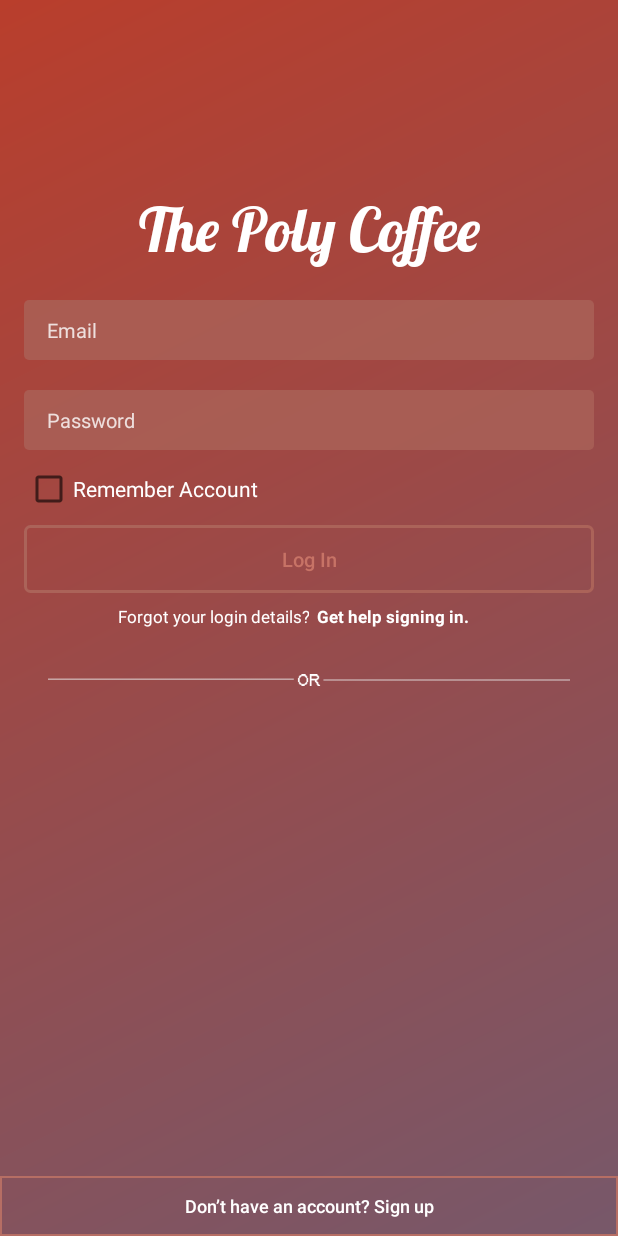
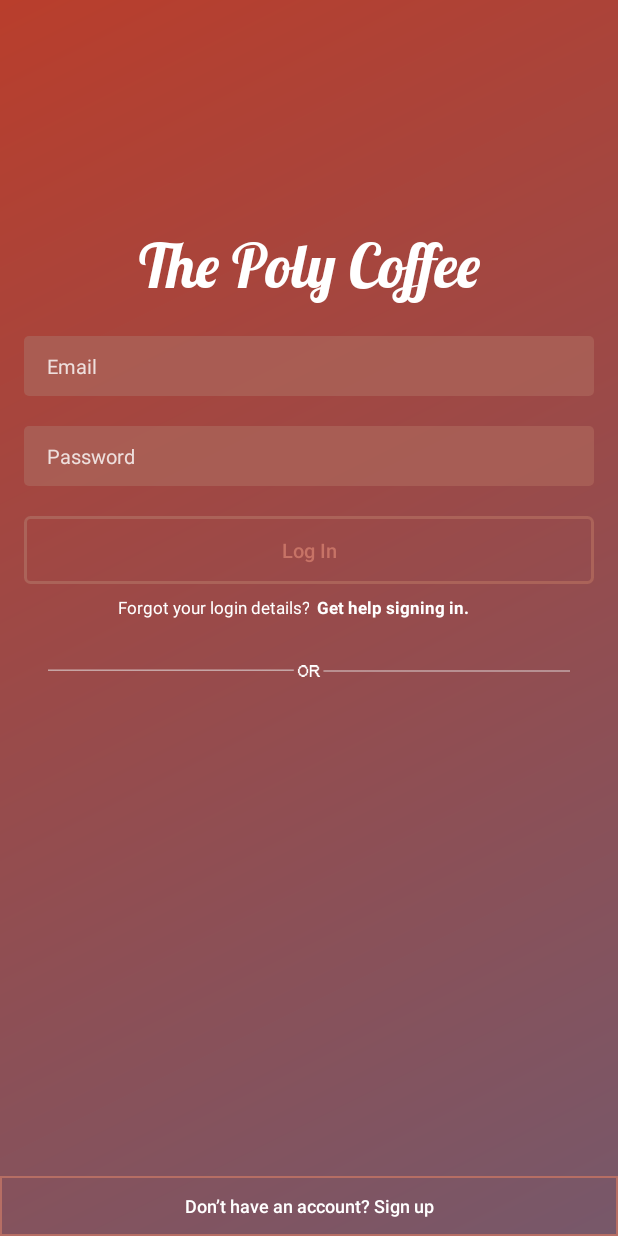
Before and after one commit to anhto611/ThePolyCoffee, an Android app: the screen it shows after launch (LoginScreen), on a phone screen of 412 x 824 dp. Run offline under Robolectric (Android 15) with nearby library versions, the phone set to English and light mode, and no system bars; our stand-ins replace Firebase (no records; nobody signed in at launch, a user with empty details on screens opened directly); libraries missing offline, so code that uses them is left out: cc.cloudist.acplibrary, com.facebook, com.facebook.appevents, com.facebook.login; plain views replace LoginButton; 7 statements that could not run were skipped.

Commit message:
Remove SharedPreferences Remember Account. Update: moveToHome user login

```diff
--- a/app/src/main/java/com/project/pro112/hydrateam/thepolycoffee/userscreen/ForgetPasswordScreen.java
+++ b/app/src/main/java/com/project/pro112/hydrateam/thepolycoffee/userscreen/ForgetPasswordScreen.java
@@ -8,7 +8,6 @@ import android.support.annotation.NonNull;
 import android.support.v7.app.AppCompatActivity;
 import android.text.TextUtils;
 import android.view.View;
-import android.view.WindowManager;
 import android.widget.Button;
 import android.widget.EditText;
 import android.widget.TextView;
@@ -33,7 +32,6 @@ public class ForgetPasswordScreen extends AppCompatActivity {
     protected void onCreate(Bundle savedInstanceState) {
         super.onCreate(savedInstanceState);
         setContentView(R.layout.activity_forget_password_screen);
-        this.getWindow().setFlags(WindowManager.LayoutParams.FLAG_FULLSCREEN, WindowManager.LayoutParams.FLAG_FULLSCREEN);
 
         initView();
         mAuth = FirebaseAuth.getInstance();
--- a/app/src/main/java/com/project/pro112/hydrateam/thepolycoffee/userscreen/LoginScreen.java
+++ b/app/src/main/java/com/project/pro112/hydrateam/thepolycoffee/userscreen/LoginScreen.java
@@ -1,7 +1,6 @@
 package com.project.pro112.hydrateam.thepolycoffee.userscreen;
 
 import android.content.Intent;
-import android.content.SharedPreferences;
 import android.graphics.Color;
 import android.graphics.Typeface;
 import android.os.Bundle;
@@ -10,9 +9,7 @@ import android.support.v7.app.AppCompatActivity;
 import android.text.TextUtils;
 import android.util.Log;
 import android.view.View;
-import android.view.WindowManager;
 import android.widget.Button;
-import android.widget.CheckBox;
 import android.widget.EditText;
 import android.widget.TextView;
 import android.widget.Toast;
@@ -50,10 +47,8 @@ public class LoginScreen extends AppCompatActivity {
     TextView txtLogoApp;
     EditText edtEmailLogin, edtPasswordLogin;
     TextView txtforgetPassword;
-    Button btnLogin, btnSignUp, btnLoginFacebook;
+    Button btnLogin, btnSignUp;
     ACProgressPie progressPie;
-    CheckBox checkBoxRemember;
-    SharedPreferences sharedPreferences;
 
     String TAG = "MainActivity";
     //Đối tượng Nhận Thông Tin Facebook Của Người Dùng:
@@ -64,18 +59,31 @@ public class LoginScreen extends AppCompatActivity {
     private AccessToken accessToken;
     private LoginButton loginButton;
     private FirebaseAuth mAuth;
+    private FirebaseAuth.AuthStateListener mAuthStateListener;
 
     @Override
     protected void onCreate(Bundle savedInstanceState) {
         super.onCreate(savedInstanceState);
         FacebookSdk.sdkInitialize(getApplicationContext());
         AppEventsLogger.activateApp(this);
-        this.getWindow().setFlags(WindowManager.LayoutParams.FLAG_FULLSCREEN, WindowManager.LayoutParams.FLAG_FULLSCREEN);
         setContentView(R.layout.screen_login);
 
 
         //Khởi tạo Firebase:
         mAuth = FirebaseAuth.getInstance();
+        mAuthStateListener = new FirebaseAuth.AuthStateListener() {
+            @Override
+            public void onAuthStateChanged(@NonNull FirebaseAuth firebaseAuth) {
+                //Checking User:
+                FirebaseUser user = firebaseAuth.getCurrentUser();
+
+                if (user != null) {
+                    Intent moveToHome = new Intent(LoginScreen.this, MainHome.class);
+                    moveToHome.addFlags(Intent.FLAG_ACTIVITY_CLEAR_TOP);
+                    startActivity(moveToHome);
+                }
+            }
+        };
 
         //Ánh Xạ Các View:
         initView();
@@ -141,21 +149,6 @@ public class LoginScreen extends AppCompatActivity {
                         public void onComplete(@NonNull Task<AuthResult> task) {
                             if (task.isSuccessful()) {
                                 // Sign in success, update UI with the signed-in user's information
-
-                                //Neu nguoi dung da nhap dung account + voi check vao checkbok:
-                                if (checkBoxRemember.isChecked()) {
-                                    SharedPreferences.Editor editor = sharedPreferences.edit();
-                                    editor.putString("email", email);
-                                    editor.putString("password", password);
-                                    editor.putBoolean("checked", true);
-                                    editor.apply();
-                                } else {
-                                    SharedPreferences.Editor editor = sharedPreferences.edit();
-                                    editor.remove("email");
-                                    editor.remove("password");
-                                    editor.remove("checked");
-                                    editor.apply();
-                                }
                                 finish();
                                 progressPie.dismiss();
                                 startActivity(new Intent(LoginScreen.this, MainHome.class));
@@ -228,10 +221,6 @@ public class LoginScreen extends AppCompatActivity {
                 object_infomation_facebook.setGender(gender);
                 object_infomation_facebook.setBirthday(birthday);
 
-                //Truyền Object Sang cho Home Screen:
-                Intent moveToHome = new Intent(LoginScreen.this, MainHome.class);
-                moveToHome.putExtra("Info", object_infomation_facebook);
-                startActivity(moveToHome);
                 finish();
             }
         });
@@ -278,18 +267,20 @@ public class LoginScreen extends AppCompatActivity {
         //Khi Login Lan Tiep Theo Se LogOut Face:
         LoginManager.getInstance().logOut();
 
-        if (!checkBoxRemember.isChecked()) {
-            //Nhan Email and Password tu SignUpScreen:
-            String email = getIntent().getStringExtra("email");
-            String password = getIntent().getStringExtra("password");
-            edtEmailLogin.setText(email);
-            edtPasswordLogin.setText(password);
-        }
+        //Nhan Email and Password tu SignUpScreen:
+        String email = getIntent().getStringExtra("email");
+        String password = getIntent().getStringExtra("password");
+        edtEmailLogin.setText(email);
+        edtPasswordLogin.setText(password);
+
+        mAuth.addAuthStateListener(mAuthStateListener);
     }
 
     @Override
     protected void onStop() {
         super.onStop();
+        mAuth.removeAuthStateListener(mAuthStateListener);
+        finish();
     }
 
     private void initView() {
@@ -297,7 +288,6 @@ public class LoginScreen extends AppCompatActivity {
         txtforgetPassword = (TextView) findViewById(R.id.forgetPassword);
 
         //FindViewByID:
-        checkBoxRemember = (CheckBox) findViewById(R.id.checkBox);
         loginButton = (LoginButton) findViewById(R.id.btnLoginFacebook);
         btnSignUp = (Button) findViewById(R.id.btnSignUpInLogin);
         btnLogin = (Button) findViewById(R.id.btnLogin);
@@ -305,11 +295,5 @@ public class LoginScreen extends AppCompatActivity {
         edtPasswordLogin = (EditText) findViewById(R.id.edtPasswordLogin);
         txtLogoApp = (TextView) findViewById(R.id.logoApp);
 
-        //Khởi tạo Preferences Và Nhớ Account:
-        sharedPreferences = getSharedPreferences("dataLogin", MODE_PRIVATE);
-        edtEmailLogin.setText(sharedPreferences.getString("email", ""));
-        edtPasswordLogin.setText(sharedPreferences.getString("password", ""));
-        checkBoxRemember.setChecked(sharedPreferences.getBoolean("checked", false));
-
     }
 }
--- a/app/src/main/java/com/project/pro112/hydrateam/thepolycoffee/userscreen/SignUpScreen.java
+++ b/app/src/main/java/com/project/pro112/hydrateam/thepolycoffee/userscreen/SignUpScreen.java
@@ -8,7 +8,6 @@ import android.support.annotation.NonNull;
 import android.support.v7.app.AppCompatActivity;
 import android.text.TextUtils;
 import android.view.View;
-import android.view.WindowManager;
 import android.widget.Button;
 import android.widget.EditText;
 import android.widget.TextView;
@@ -34,7 +33,6 @@ public class SignUpScreen extends AppCompatActivity {
     protected void onCreate(Bundle savedInstanceState) {
         super.onCreate(savedInstanceState);
         setContentView(R.layout.activity_sign_up_screen);
-        this.getWindow().setFlags(WindowManager.LayoutParams.FLAG_FULLSCREEN, WindowManager.LayoutParams.FLAG_FULLSCREEN);
 
         mAuth = FirebaseAuth.getInstance();
         initView();
--- a/app/src/main/res/layout/screen_login.xml
+++ b/app/src/main/res/layout/screen_login.xml
@@ -14,7 +14,7 @@
         android:layout_height="wrap_content"
         android:layout_marginEnd="8dp"
         android:layout_marginStart="8dp"
-        android:layout_marginTop="128dp"
+        android:layout_marginTop="152dp"
         android:text="The Poly Coffee"
         android:textAlignment="center"
         android:textColor="#FFF"
@@ -44,20 +44,6 @@
         app:layout_constraintStart_toStartOf="parent"
         app:layout_constraintTop_toBottomOf="@+id/logoApp" />
 
-    <CheckBox
-        android:id="@+id/checkBox"
-        android:layout_width="wrap_content"
-        android:layout_height="wrap_content"
-        android:layout_marginEnd="8dp"
-        android:layout_marginStart="8dp"
-        android:layout_marginTop="10dp"
-        android:text="Remember Account"
-        android:textColor="#FFF"
-        app:layout_constraintEnd_toEndOf="parent"
-        app:layout_constraintHorizontal_bias="0.037"
-        app:layout_constraintStart_toStartOf="parent"
-        app:layout_constraintTop_toBottomOf="@+id/edtPasswordLogin" />
-
     <EditText
         android:id="@+id/edtPasswordLogin"
         android:layout_width="match_parent"
@@ -85,7 +71,7 @@
         android:layout_below="@+id/edtPasswordLogin"
         android:layout_marginEnd="16dp"
         android:layout_marginStart="16dp"
-        android:layout_marginTop="8dp"
+        android:layout_marginTop="20dp"
         android:background="@drawable/custom_button_login"
         android:text="Log In"
         android:textAllCaps="false"
@@ -94,7 +80,7 @@
         app:layout_constraintEnd_toEndOf="parent"
         app:layout_constraintHorizontal_bias="0.0"
         app:layout_constraintStart_toStartOf="parent"
-        app:layout_constraintTop_toBottomOf="@+id/checkBox" />
+        app:layout_constraintTop_toBottomOf="@+id/edtPasswordLogin" />
 
     <LinearLayout
         android:id="@+id/linearLayout"
```
Also changed, not shown: app/src/main/res/drawable/custom_button_signup_in_sign_up_screen.xml (renamed from app/src/main/res/drawable-v24/custom_button_signup_in_sign_up_screen.xml).
